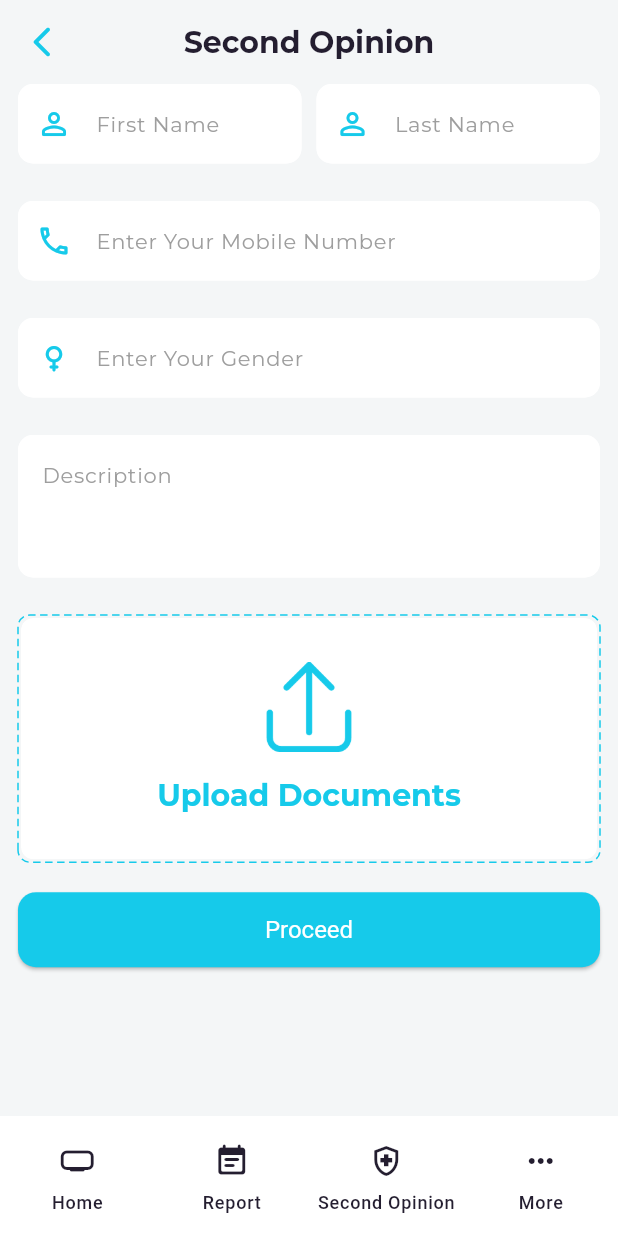
After one commit to FarhanRiaaz/flutter_project_template, a Flutter app: the PageViewScreen screen opened directly, item 3 of the bottom bar chosen, on a phone screen of 412 x 824 dp. The commit adds this screen. Run offline on Flutter 3.47's test engine with Material 2 defaults, Android fonts, the phone set to English and light mode, and no system bars; drawn by our look-alikes of dotted_border; our stand-ins replace another_flushbar, dio, flutter_mobx, get_it, google_fonts, mobx and 3 more; missing offline and left inert: material_dialog, xxtea; accounts and stored records are empty; generated files the repository leaves out were written again; network calls fail.

Commit message:
SecondOpinion Screen added

```diff
--- /dev/null
+++ b/lib/ui/home_page_view/home_page_view.dart
@@ -0,0 +1,80 @@
+import 'package:flutter/material.dart';
+import 'package:second_opinion_app/ui/home/home.dart';
+
+import '../second_opinion/second_opinion.dart';
+
+class PageViewScreen extends StatefulWidget {
+  const PageViewScreen({super.key});
+
+  @override
+  State<PageViewScreen> createState() => _PageViewScreenState();
+}
+
+class _PageViewScreenState extends State<PageViewScreen> {
+  int currentPageIndex = 0;
+
+  @override
+  Widget build(BuildContext context) {
+    return Scaffold(
+        resizeToAvoidBottomInset: false,
+        bottomNavigationBar: _buildBottomNavBar(),
+        body: _buildCurrentIndexWidget());
+  }
+
+  Widget _buildCurrentIndexWidget() {
+    return <Widget>[
+      HomeScreen(),
+      Container(
+        color: Colors.green,
+        alignment: Alignment.center,
+        child: const Text('Page 2'),
+      ),
+      SecondOpinionScreen(),
+      Container(
+        color: Colors.amberAccent,
+        alignment: Alignment.center,
+        child: const Text('Page 4'),
+      ),
+    ][currentPageIndex];
+  }
+
+
+  List<Widget> _buildDestinationList(){
+
+    return   <Widget>[
+      NavigationDestination(
+        icon: Icon(Icons.home_max_rounded),
+        label: 'Home',
+      ),
+      NavigationDestination(
+        icon: Icon(Icons.event_note_rounded),
+        label: 'Report',
+      ),
+      NavigationDestination(
+        icon: Icon(Icons.health_and_safety_outlined),
+        label: 'Second Opinion',
+      ),
+      NavigationDestination(
+        icon: Icon(Icons.more_horiz_rounded),
+        label: 'More',
+      ),
+    ];
+
+  }
+
+
+  Widget _buildBottomNavBar(){
+    return NavigationBar(
+        backgroundColor: Colors.white,
+        elevation: 5,
+        onDestinationSelected: (int index) {
+          setState(() {
+            currentPageIndex = index;
+          });
+        },
+        selectedIndex: currentPageIndex,
+        destinations: _buildDestinationList()
+    );
+
+  }
+}
--- a/lib/ui/my_app.dart
+++ b/lib/ui/my_app.dart
@@ -1,3 +1,5 @@
+import 'package:second_opinion_app/ui/home_page_view/home_page_view.dart';
+
 import '../constants/app_theme.dart';
 import '../constants/strings.dart';
 import '../data/repository.dart';
@@ -6,7 +8,6 @@ import '../stores/language/language_store.dart';
 import '../stores/post/post_store.dart';
 import '../stores/theme/theme_store.dart';
 import '../stores/user/user_store.dart';
-import '../ui/home/home.dart';
 import '../ui/login/login.dart';
 import '../utils/locale/app_localization.dart';
 import '../utils/routes/routes.dart';
@@ -54,7 +55,7 @@ class MyApp extends StatelessWidget {
               // Built-in localization of basic text for Cupertino widgets
               GlobalCupertinoLocalizations.delegate,
             ],
-            home: _userStore.isLoggedIn ? HomeScreen() : LoginScreen(),
+            home: _userStore.isLoggedIn ? PageViewScreen() : LoginScreen(),
           );
         },
       ),
--- a/lib/ui/profile/profile.dart
+++ b/lib/ui/profile/profile.dart
@@ -58,15 +58,13 @@ class _ProfileScreenState extends State<ProfileScreen> {
 
   Widget _buildMainContent() {
     return Padding(
-      padding: const EdgeInsets.all(12.0),
-      child: SingleChildScrollView(
+      padding: const EdgeInsets.symmetric(horizontal: 12.0),
+      child: SingleChildScrollView(padding: EdgeInsets.only(top: 40),
         child: Column(
           crossAxisAlignment: CrossAxisAlignment.center,
           mainAxisAlignment: MainAxisAlignment.center,
           children: [
-            SizedBox(
-              height: 30,
-            ),
+
             _buildPictureWidget(),
             SizedBox(
               height: 20,
--- /dev/null
+++ b/lib/ui/second_opinion/second_opinion.dart
@@ -0,0 +1,199 @@
+import 'package:dotted_border/dotted_border.dart';
+import 'package:flutter/material.dart';
+import 'package:second_opinion_app/widgets/roundedRectangle_widget.dart';
+
+import '../../widgets/textfield_widget.dart';
+
+class SecondOpinionScreen extends StatefulWidget {
+  const SecondOpinionScreen({Key? key}) : super(key: key);
+
+  @override
+  State<SecondOpinionScreen> createState() => _SecondOpinionScreenState();
+}
+
+class _SecondOpinionScreenState extends State<SecondOpinionScreen> {
+  TextEditingController nameController = TextEditingController();
+  TextEditingController emailController = TextEditingController();
+  TextEditingController mobileController = TextEditingController();
+  TextEditingController genderController = TextEditingController();
+  TextEditingController firstNameController = TextEditingController();
+  TextEditingController LastNameController = TextEditingController();
+  TextEditingController ageController = TextEditingController();
+  TextEditingController dobController = TextEditingController();
+  TextEditingController descriptionController = TextEditingController();
+
+  @override
+  Widget build(BuildContext context) {
+    return Scaffold(
+      resizeToAvoidBottomInset: true,
+      appBar: _buildAppBar(),
+      body: _buildBody(),
+    );
+  }
+
+  PreferredSizeWidget _buildAppBar() {
+    return AppBar(
+      leading: _buildLeadingButton(),
+      centerTitle: true,
+      title: _buildTitle(),
+    );
+  }
+
+  Widget _buildLeadingButton() {
+    return IconButton(
+      icon: const Icon(Icons.arrow_back_ios_new_rounded),
+      onPressed: () {
+        Navigator.pop(context);
+      },
+    );
+  }
+
+  Widget _buildTitle() {
+    return Text(
+      'Second Opinion',
+      style: Theme.of(context).textTheme.headlineMedium,
+    );
+  }
+
+  Widget _buildBody() {
+    return _buildMainContent();
+  }
+
+  Widget _buildMainContent() {
+    return Padding(
+      padding: const EdgeInsets.symmetric(horizontal: 12.0),
+      child: SingleChildScrollView(
+
+        child: Column(
+          crossAxisAlignment: CrossAxisAlignment.stretch,
+          mainAxisAlignment: MainAxisAlignment.spaceEvenly,
+          children: [
+            Row(
+              mainAxisSize: MainAxisSize.max,
+              mainAxisAlignment: MainAxisAlignment.spaceBetween,
+              children: [
+                Expanded(child: _buildFirstNameField()),
+                SizedBox(
+                  width: 10,
+                ),
+                Expanded(child: _buildLastNameField()),
+              ],
+            ),
+            _buildPhoneField(),
+            _buildGenderField(),
+            _buildDescriptionField(),
+            _buildUploadWidget(),
+        SizedBox(
+          height: 20,),
+            _buildProceedButton(),
+
+          ],
+        ),
+      ),
+    );
+  }
+
+  Widget _buildPhoneField() {
+    return TextFieldWidget(
+      hint: 'Enter Your Mobile Number',
+      inputType: TextInputType.phone,
+      icon: Icons.phone_outlined,
+      inputAction: TextInputAction.next,
+      autoFocus: false,
+      onChanged: (value) {},
+      onFieldSubmitted: (value) {},
+      errorText: '',
+      textController: mobileController,
+    );
+  }
+
+  Widget _buildGenderField() {
+    return TextFieldWidget(
+      hint: 'Enter Your Gender',
+      inputType: TextInputType.text,
+      icon: Icons.female_rounded,
+      inputAction: TextInputAction.next,
+      autoFocus: false,
+      onChanged: (value) {},
+      onFieldSubmitted: (value) {},
+      errorText: '',
+      textController: genderController,
+    );
+  }
+
+  Widget _buildFirstNameField() {
+    return TextFieldWidget(
+      hint: 'First Name',
+      inputType: TextInputType.name,
+      icon: Icons.person_outline_rounded,
+      inputAction: TextInputAction.next,
+      autoFocus: false,
+      onChanged: (value) {},
+      onFieldSubmitted: (value) {},
+      errorText: '',
+      textController: firstNameController,
+    );
+  }
+
+  Widget _buildLastNameField() {
+    return TextFieldWidget(
+      hint: 'Last Name',
+      inputType: TextInputType.name,
+      icon: Icons.person_outline_rounded,
+      inputAction: TextInputAction.next,
+      autoFocus: false,
+      onChanged: (value) {},
+      onFieldSubmitted: (value) {},
+      errorText: '',
+      textController: LastNameController,
+    );
+  }
+
+  Widget _buildDescriptionField() {
+    return TextFieldWidget(
+      hint: 'Description',
+      inputType: TextInputType.text,
+      maxLines: 3,
+      inputAction: TextInputAction.next,
+      autoFocus: false,
+      onChanged: (value) {},
+      onFieldSubmitted: (value) {},
+      errorText: '',
+      textController: descriptionController,
+    );
+  }
+
+  Widget _buildUploadWidget() {
+    return SizedBox(
+      width: double.infinity,
+      height: MediaQuery.of(context).size.height * 0.2,
+      child: RoundedRectangularWidget(
+          dashPattern: [5, 3],
+          child: Column(
+            crossAxisAlignment: CrossAxisAlignment.center,
+            mainAxisAlignment: MainAxisAlignment.center,
+            children: [
+              Image.asset(
+                'assets/icons/uploadIcon.png',
+                width: 60,
+              ),
+              SizedBox(height: 16.0),
+              Text(
+                'Upload Documents',
+                style: Theme.of(context).textTheme.headlineMedium!.copyWith(color: Theme.of(context).primaryColor),
+              ),
+            ],
+          )),
+    );
+  }
+
+  Widget _buildProceedButton() {
+    return SizedBox(
+      height: 50,
+      child: ElevatedButton(
+        onPressed: () {},
+        child: Text('Proceed'),
+      ),
+    );
+  }
+}
--- /dev/null
+++ b/lib/widgets/roundedRectangle_widget.dart
@@ -0,0 +1,41 @@
+import 'package:dotted_border/dotted_border.dart';
+import 'package:flutter/material.dart';
+
+class RoundedRectangularWidget extends StatelessWidget {
+  final Widget child;
+  final double borderRadius;
+
+  final double borderWidth;
+  final List<double>? dashPattern;
+
+  const RoundedRectangularWidget({
+    Key? key,
+    required this.child,
+    this.borderRadius = 8.0,
+    this.borderWidth = 1.0,
+    this.dashPattern,
+  }) : super(key: key);
+
+  @override
+  Widget build(BuildContext context) {
+    return DottedBorder(
+      borderType: BorderType.RRect,
+      radius: Radius.circular(borderRadius),
+      dashPattern: dashPattern!,
+      strokeWidth: borderWidth,
+      color: Theme.of(context).primaryColor,
+      child: ClipRRect(
+        borderRadius: BorderRadius.circular(borderRadius),
+        child: Container(
+          height: double.infinity,
+          width: double.infinity,
+          decoration: BoxDecoration(
+            color: Colors.white,
+            borderRadius: BorderRadius.circular(borderRadius),
+          ),
+          child: child,
+        ),
+      ),
+    );
+  }
+}
--- a/lib/widgets/textfield_widget.dart
+++ b/lib/widgets/textfield_widget.dart
@@ -1,7 +1,7 @@
 import 'package:flutter/material.dart';
 
 class TextFieldWidget extends StatelessWidget {
-  final IconData icon;
+  final IconData? icon;
   final String? hint;
   final String? errorText;
   final bool isObscure;
@@ -16,33 +16,32 @@ class TextFieldWidget extends StatelessWidget {
   final ValueChanged? onChanged;
   final bool autoFocus;
   final TextInputAction? inputAction;
+  final int maxLines;
 
   @override
   Widget build(BuildContext context) {
     return Padding(
       padding: padding,
       child: TextFormField(
-
         controller: textController,
         focusNode: focusNode,
-
         onFieldSubmitted: onFieldSubmitted,
         onChanged: onChanged,
         autofocus: autoFocus,
         textInputAction: inputAction,
         obscureText: this.isObscure,
-        maxLength: 40 ,
+        maxLength: 40,
+        maxLines: this.maxLines,
         keyboardType: this.inputType,
         style: Theme.of(context).textTheme.bodyLarge,
         decoration: InputDecoration(
+          prefixIcon: this.icon != null ? Icon(this.icon) : null,
 
-          prefixIcon: Icon(this.icon),
-            hintText: this.hint,
-            hintStyle:
-                Theme.of(context).textTheme.bodyLarge!.copyWith(color: hintColor),
-            errorText: errorText,
-            counterText: '',
-           // icon: this.isIcon ? Icon(this.icon, color: iconColor) : null,
+          hintText: this.hint,
+          hintStyle: Theme.of(context).textTheme.bodyLarge!.copyWith(color: hintColor),
+          errorText: errorText,
+          counterText: '',
+          // icon: this.isIcon ? Icon(this.icon, color: iconColor) : null,
         ),
       ),
     );
@@ -50,7 +49,8 @@ class TextFieldWidget extends StatelessWidget {
 
   const TextFieldWidget({
     Key? key,
-    required this.icon,
+    this.icon,
+    this.maxLines = 1,
     required this.errorText,
     required this.textController,
     this.inputType,
@@ -66,5 +66,4 @@ class TextFieldWidget extends StatelessWidget {
     this.autoFocus = false,
     this.inputAction,
   }) : super(key: key);
-
 }
--- a/pubspec.yaml
+++ b/pubspec.yaml
@@ -86,6 +86,7 @@ dependencies:
   get_it: ^7.3.0
 
   google_fonts: ^4.0.4
+  dotted_border: ^2.0.0+3
 
 dev_dependencies:
   flutter_test:
```
Also changed, not shown: assets/icons/uploadIcon.png (added), pubspec.lock.
